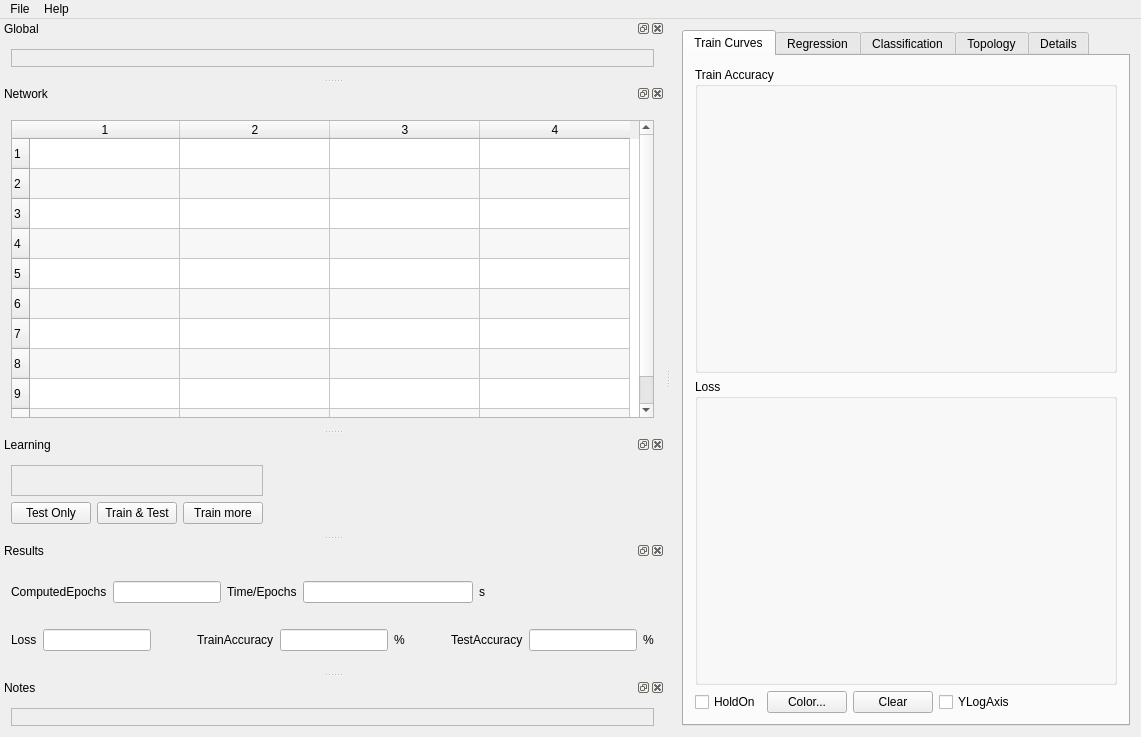
Qt form src/DNNLab/mainwindow.ui (edeforas/BeeDNN) before a commit.
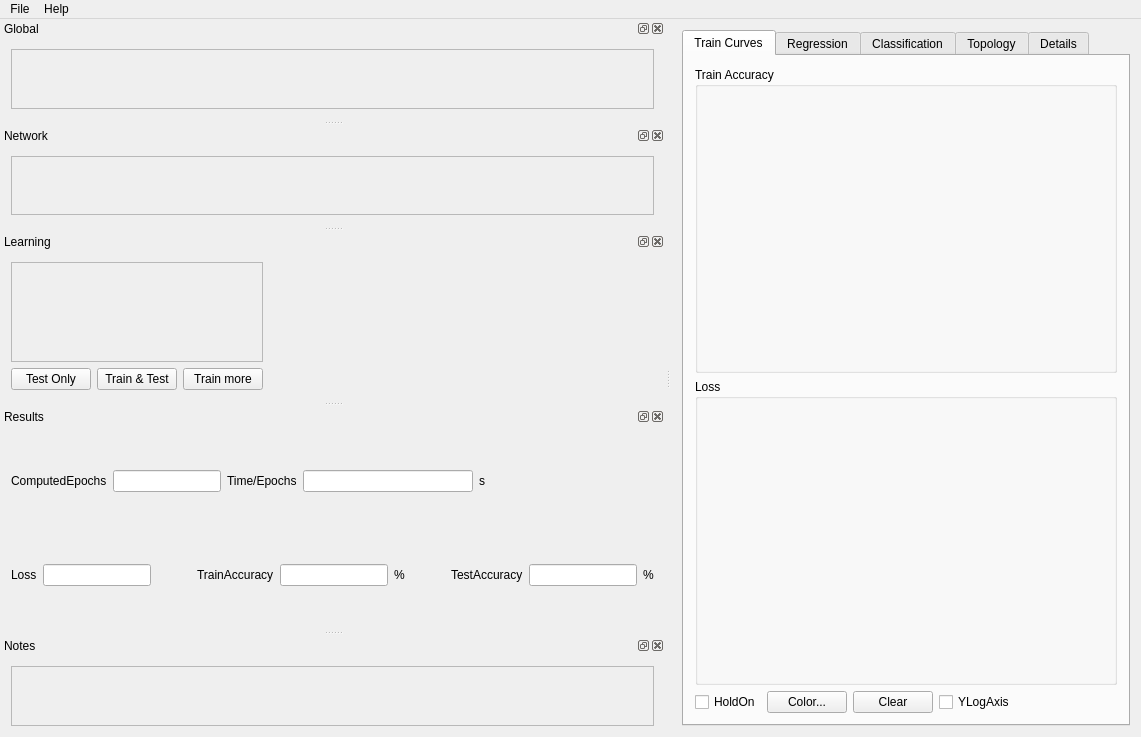
The same form after that commit. Custom widgets are drawn as their Qt base class.

```diff
--- a/src/DNNLab/mainwindow.ui
+++ b/src/DNNLab/mainwindow.ui
@@ -299,69 +299,6 @@
        </property>
       </widget>
      </item>
-     <item>
-      <widget class="QTableWidget" name="twNetwork">
-       <property name="sizePolicy">
-        <sizepolicy hsizetype="MinimumExpanding" vsizetype="Expanding">
-         <horstretch>0</horstretch>
-         <verstretch>60</verstretch>
-        </sizepolicy>
-       </property>
-       <property name="minimumSize">
-        <size>
-         <width>600</width>
-         <height>0</height>
-        </size>
-       </property>
-       <property name="horizontalScrollBarPolicy">
-        <enum>Qt::ScrollBarAlwaysOff</enum>
-       </property>
-       <property name="sizeAdjustPolicy">
-        <enum>QAbstractScrollArea::AdjustIgnored</enum>
-       </property>
-       <property name="autoScroll">
-        <bool>false</bool>
-       </property>
-       <property name="alternatingRowColors">
-        <bool>true</bool>
-       </property>
-       <property name="gridStyle">
-        <enum>Qt::SolidLine</enum>
-       </property>
-       <property name="cornerButtonEnabled">
-        <bool>false</bool>
-       </property>
-       <property name="rowCount">
-        <number>10</number>
-       </property>
-       <property name="columnCount">
-        <number>4</number>
-       </property>
-       <attribute name="horizontalHeaderDefaultSectionSize">
-        <number>150</number>
-       </attribute>
-       <attribute name="horizontalHeaderMinimumSectionSize">
-        <number>130</number>
-       </attribute>
-       <attribute name="horizontalHeaderStretchLastSection">
-        <bool>false</bool>
-       </attribute>
-       <row/>
-       <row/>
-       <row/>
-       <row/>
-       <row/>
-       <row/>
-       <row/>
-       <row/>
-       <row/>
-       <row/>
-       <column/>
-       <column/>
-       <column/>
-       <column/>
-      </widget>
-     </item>
     </layout>
    </widget>
   </widget>
```
Left out of the diff: 2 changed lines with no effect on the pictures.
